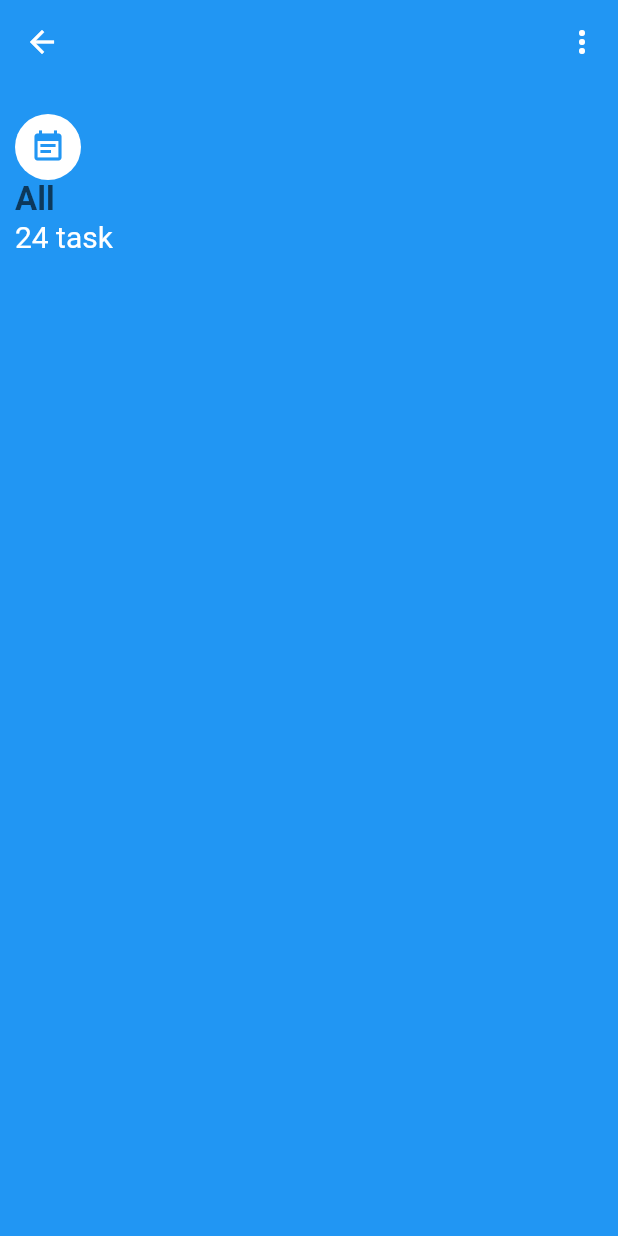
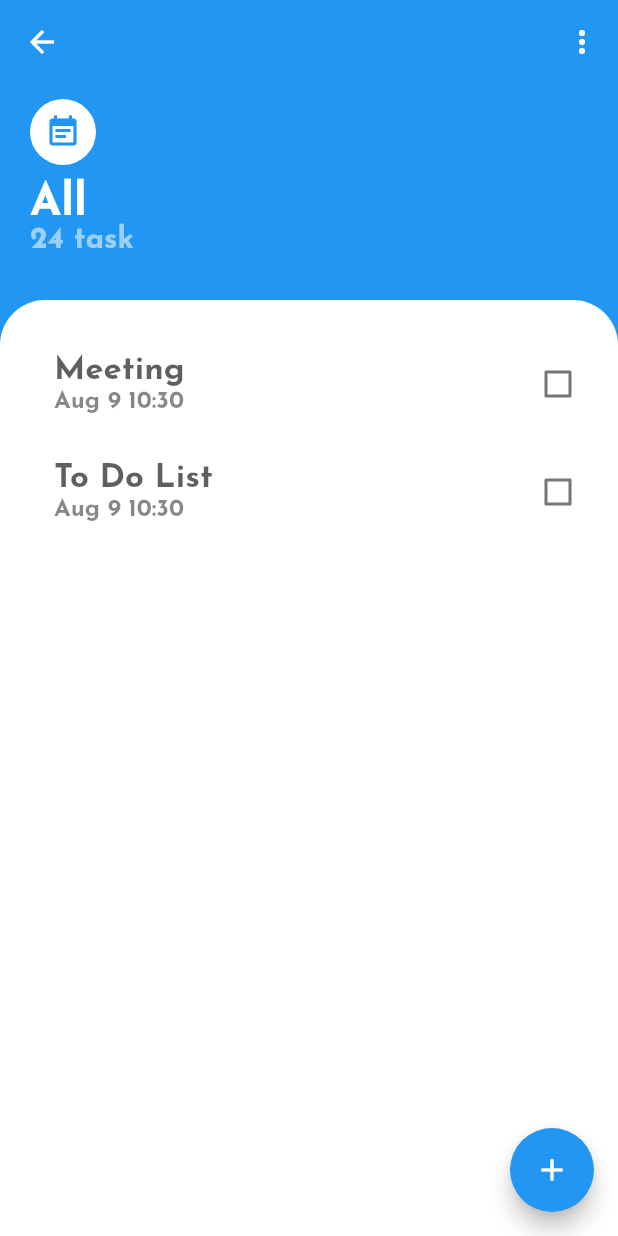
Before and after one commit to rahmaahassan/to_do_app, a Flutter app: the screen it shows after launch, on a phone screen of 412 x 824 dp. Run offline on Flutter 3.47's test engine with Material 2 defaults, Android fonts, the phone set to English and light mode, and no system bars.

```diff
--- a/lib/home.dart
+++ /dev/null
@@ -1,45 +0,0 @@
-import 'package:flutter/material.dart';
-
-class Home extends StatelessWidget {
-  @override
-  Widget build(BuildContext context) {
-    return Scaffold(
-      backgroundColor: Theme.of(context).primaryColor,
-      appBar: AppBar(
-        backgroundColor: Colors.transparent,
-        elevation: 0,
-        leading: IconButton(
-          icon: Icon(Icons.arrow_back, color: Colors.white,),
-          onPressed: null,
-        ),
-        actions: <Widget>[
-          IconButton(
-            icon: Icon(Icons.more_vert, color: Colors.white,),
-            onPressed: null,
-          ),
-        ],
-      ),
-      body: Padding (
-        padding: EdgeInsets.only(
-          bottom: 30,
-          left: 10,
-          top: 20,
-        ),
-        child: Column(
-          crossAxisAlignment: CrossAxisAlignment.start,
-          children: <Widget>[
-            Container(
-              padding: EdgeInsets.all(10),
-              child: Icon(Icons.event_note, color: Theme.of(context).primaryColor,),
-              decoration: BoxDecoration(
-                color: Colors.white,
-                shape: BoxShape.circle,
-              ),
-            ),
-            Text('All', style: Theme.of(context).textTheme.headline2,),
-            Text('24 task', style: Theme.of(context).textTheme.headline3,)
-          ],
-        ),),
-    );
-  }
-}
--- a/lib/main.dart
+++ b/lib/main.dart
@@ -1,5 +1,6 @@
 import 'package:flutter/material.dart';
-import 'package:todoapp/home.dart';
+import 'package:todoapp/screens/home.dart';
+
 void main() {
   runApp(MyApp());
 }
@@ -10,6 +11,7 @@ class MyApp extends StatelessWidget {
     return MaterialApp(
         title: 'Flutter TODO',
         theme: ThemeData(
+          fontFamily: 'JosefinSans',
           primaryColor: Colors.blue,
           textTheme: TextTheme(
             headline1: TextStyle(
@@ -21,10 +23,10 @@ class MyApp extends StatelessWidget {
               color: Colors.black.withAlpha(160), fontWeight: FontWeight.bold,
             ),
             headline3: TextStyle(
-            fontSize: 20, color: Colors.white,
+              fontSize: 20, color: Colors.white.withAlpha(140),
             ),
             headline4: TextStyle(
-            fontSize: 16,
+              fontSize: 16, color: Colors.black.withAlpha(120)
             ),
           ),
         ),
--- a/lib/models/task.dart
+++ b/lib/models/task.dart
@@ -6,6 +6,6 @@ class Task {
   Task({
     this.title,
     this.date,
-    this.status,
+    this.status = false,
   });
 }
--- /dev/null
+++ b/lib/providers/tasks.dart
@@ -0,0 +1,24 @@
+/*import 'package:flutter/material.dart';
+import 'package:todoapp/models/task.dart';
+
+class Tasks with ChangeNotifier {
+  List<Task> _items = [
+  Task(
+  title: 'Meeting',
+  date: DateTime.now(),
+  ),
+  Task(
+  title: 'To Do List',
+  date: DateTime.now(),
+  )
+  ];
+
+  List<Task> get items {
+    return _items;
+  }
+
+  void addTask() {
+    //_items.add(value);
+    notifyListeners();
+  }
+}*/
--- /dev/null
+++ b/lib/screens/home.dart
@@ -0,0 +1,124 @@
+import 'package:flutter/material.dart';
+import 'package:todoapp/screens/add_note.dart';
+import 'package:todoapp/widgets/todo_item.dart';
+
+import '../models/task.dart';
+
+class Home extends StatefulWidget {
+  @override
+  _HomeState createState() => _HomeState();
+}
+
+class _HomeState extends State<Home> {
+   List<Task> _todoList;
+
+  @override
+  void initState() {
+    _todoList = [
+      Task(
+        title: 'Meeting',
+        date: DateTime.now(),
+      ),
+      Task(
+        title: 'To Do List',
+        date: DateTime.now(),
+      )
+    ];
+    super.initState();
+  }
+
+  @override
+  Widget build(BuildContext context) {
+    return Scaffold(
+      backgroundColor: Theme.of(context).primaryColor,
+      appBar: AppBar(
+        backgroundColor: Colors.transparent,
+        elevation: 0,
+        leading: IconButton(
+          icon: Icon(Icons.arrow_back, color: Colors.white,),
+          onPressed: null,
+        ),
+        actions: <Widget>[
+          IconButton(
+            icon: Icon(Icons.more_vert, color: Colors.white,),
+            onPressed: null,
+          ),
+        ],
+      ),
+      body: Column(
+        crossAxisAlignment: CrossAxisAlignment.start,
+        children: <Widget>[
+          Padding (
+            padding: EdgeInsets.only(
+              bottom: 30,
+              left: 20,
+              top: 10,
+            ),
+            child: Column(
+              crossAxisAlignment: CrossAxisAlignment.start,
+              children: <Widget>[
+                Container(
+                  padding: const EdgeInsets.all(10),
+                  child: Icon(Icons.event_note, color: Theme.of(context).primaryColor,),
+                  decoration: BoxDecoration(
+                    color: Colors.white,
+                    shape: BoxShape.circle,
+                  ),
+                ),
+                SizedBox(height: 10,),
+                Text('All', style: Theme.of(context).textTheme.headline1,),
+                Text('24 task', style: Theme.of(context).textTheme.headline3,),
+              ],
+            ),),
+          Expanded(
+            child: Container(
+              padding: const EdgeInsets.only(
+                left: 20,
+                top: 20,
+                bottom: 20,
+              ),
+              decoration: BoxDecoration(
+                  color: Colors.white,
+                  borderRadius: BorderRadius.only(
+                    topLeft: Radius.circular(30),
+                    topRight: Radius.circular(30),
+                  )
+              ),
+              child: ListView.builder(
+                itemCount: _todoList.length,
+                itemBuilder: (context, index) {
+                  return TodoItem(
+                  task: _todoList[index],
+                  index: index,
+                  onChecked: _onChecked,
+                ); }
+              ),
+            ),
+          )
+        ],
+      ),
+      floatingActionButton: FloatingActionButton(
+        backgroundColor: Theme.of(context).primaryColor,
+        onPressed: () => _addNote(),
+        child: Icon(Icons.add, color: Colors.white),
+      ),
+    );
+  }
+  _onChecked(int i) {
+    setState(() {
+      _todoList[i].status =! _todoList[i].status;
+    });
+  }
+
+  _addNote() async{
+    Task _task = await Navigator.push(context, MaterialPageRoute(
+      builder: (context) => AddNote(),
+      fullscreenDialog: true,
+    ));
+    if(_task == null)
+      return;
+    setState(() {
+      _todoList.add(_task);
+    });
+  }
+}
--- /dev/null
+++ b/lib/widgets/todo_item.dart
@@ -0,0 +1,28 @@
+import 'package:flutter/material.dart';
+import 'package:todoapp/models/task.dart';
+import 'package:intl/intl.dart';
+
+class TodoItem extends StatelessWidget {
+  Task task;
+  int index;
+  Function onChecked;
+
+  TodoItem({
+    this.task,
+    this.index,
+    this.onChecked,
+  });
+
+  @override
+  Widget build(BuildContext context) {
+    return ListTile(
+      title: Text(task.title, style: Theme.of(context).textTheme.headline2),
+      subtitle: Text(DateFormat('MMM d hh:mm').format(task.date), style: Theme.of(context).textTheme.headline4),
+      trailing: Checkbox(
+        onChanged: (_) => onChecked(index),
+        value: task.status,
+        activeColor: Theme.of(context).primaryColor,
+      ),
+    );
+ }
+ }
```
Also changed, not shown: lib/screens/add_note.dart (added, +98 -0 lines), lib/widgets/notes_list.dart (added, +50 -0 lines), pubspec.yaml (+6 -4 lines), assets/fonts/JosefinSans-Bold.ttf (added), assets/fonts/JosefinSans-BoldItalic.ttf (added), assets/fonts/JosefinSans-Italic.ttf (added), assets/fonts/JosefinSans-Light.ttf (added), assets/fonts/JosefinSans-LightItalic.ttf (added), assets/fonts/JosefinSans-Regular.ttf (added), assets/fonts/JosefinSans-SemiBold.ttf (added), assets/fonts/JosefinSans-SemiBoldItalic.ttf (added), assets/fonts/JosefinSans-Thin.ttf (added), assets/fonts/JosefinSans-ThinItalic.ttf (added), pubspec.lock. Lines whose indentation alone changed are shown as unchanged.
